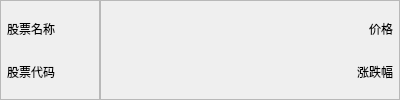
This is src/gui/qt_widgets/MComponents/StockCardWidget.ui in Daydreamer-AI/MPolicy as Qt 5 draws it before an edit. The edited form follows.
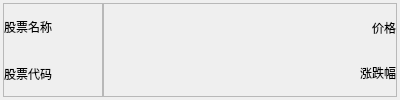
This is the edited form.

Diff of the .ui file:
```diff
--- a/src/gui/qt_widgets/MComponents/StockCardWidget.ui
+++ b/src/gui/qt_widgets/MComponents/StockCardWidget.ui
@@ -10,6 +10,18 @@
     <height>100</height>
    </rect>
   </property>
+  <property name="sizePolicy">
+   <sizepolicy hsizetype="Preferred" vsizetype="Expanding">
+    <horstretch>0</horstretch>
+    <verstretch>0</verstretch>
+   </sizepolicy>
+  </property>
+  <property name="minimumSize">
+   <size>
+    <width>0</width>
+    <height>60</height>
+   </size>
+  </property>
   <property name="windowTitle">
    <string>Form</string>
   </property>
@@ -18,16 +30,16 @@
     <number>0</number>
    </property>
    <property name="leftMargin">
-    <number>0</number>
+    <number>3</number>
    </property>
    <property name="topMargin">
-    <number>0</number>
+    <number>3</number>
    </property>
    <property name="rightMargin">
-    <number>0</number>
+    <number>3</number>
    </property>
    <property name="bottomMargin">
-    <number>0</number>
+    <number>3</number>
    </property>
    <item>
     <widget class="QFrame" name="frame_stock">
@@ -44,15 +56,21 @@
       <enum>QFrame::Raised</enum>
      </property>
      <layout class="QVBoxLayout" name="verticalLayout">
+      <property name="spacing">
+       <number>3</number>
+      </property>
       <property name="leftMargin">
-       <number>6</number>
+       <number>0</number>
       </property>
       <property name="topMargin">
-       <number>9</number>
+       <number>0</number>
       </property>
       <property name="rightMargin">
        <number>0</number>
       </property>
+      <property name="bottomMargin">
+       <number>0</number>
+      </property>
       <item>
        <widget class="QLabel" name="label_stock_name">
         <property name="text">
@@ -101,17 +119,20 @@
       <enum>QFrame::Raised</enum>
      </property>
      <layout class="QVBoxLayout" name="verticalLayout_2">
+      <property name="spacing">
+       <number>3</number>
+      </property>
       <property name="leftMargin">
        <number>0</number>
       </property>
       <property name="topMargin">
-       <number>9</number>
+       <number>3</number>
       </property>
       <property name="rightMargin">
-       <number>6</number>
+       <number>0</number>
       </property>
       <property name="bottomMargin">
-       <number>9</number>
+       <number>3</number>
       </property>
       <item>
        <widget class="QLabel" name="label_price">
```
